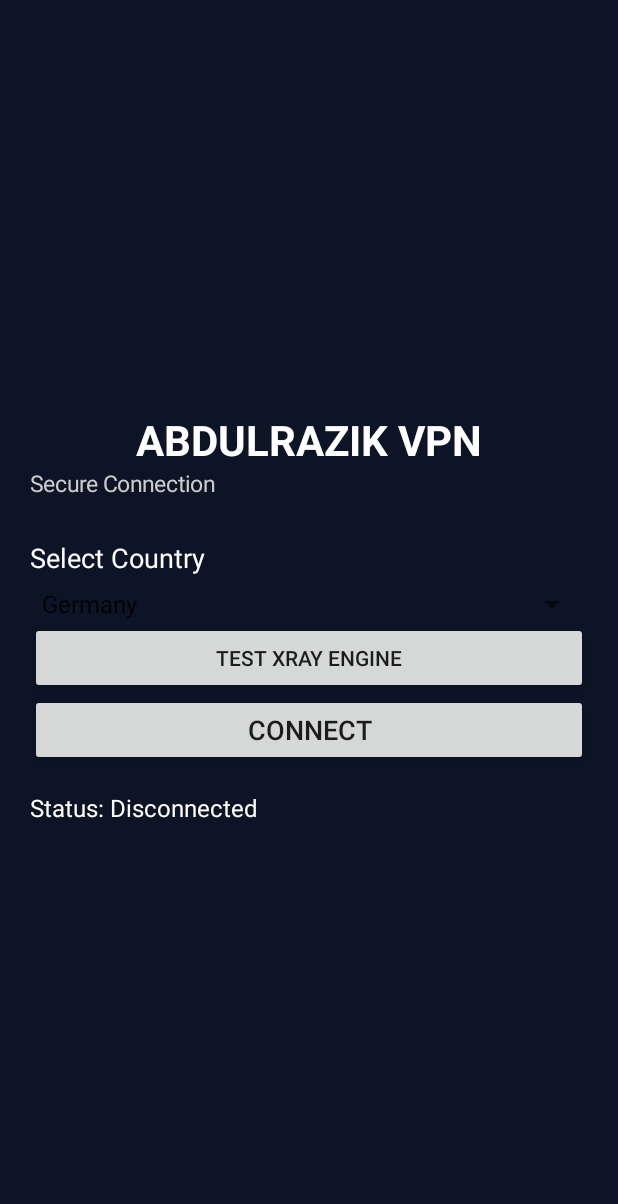
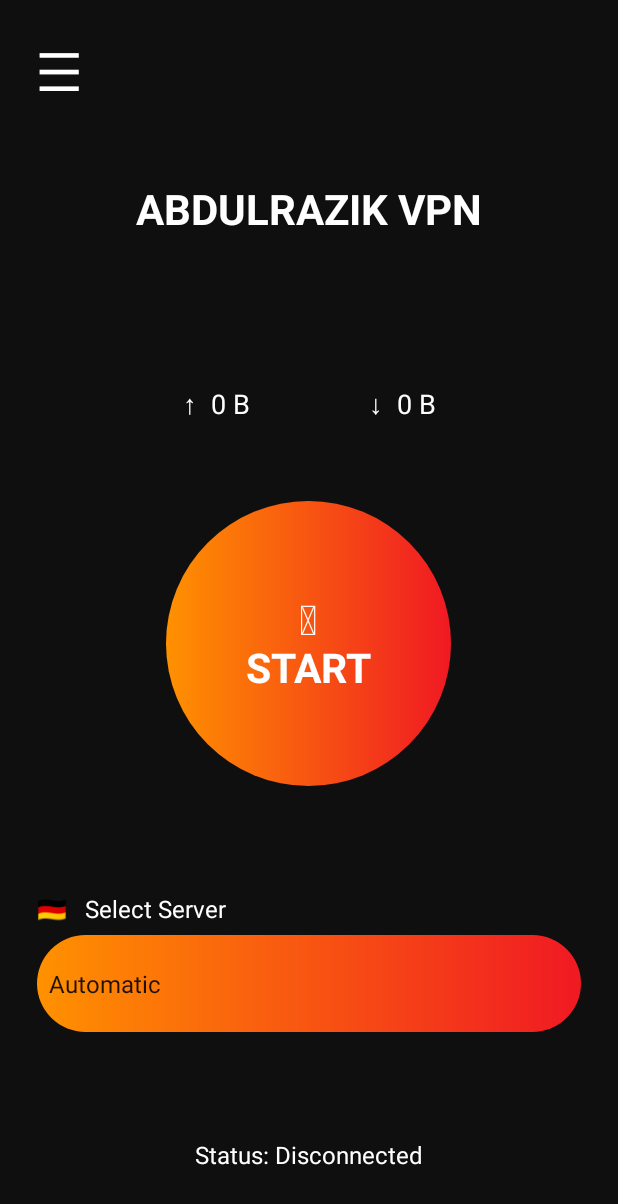
Before and after one commit to reha126p-eng/abdulrazik-vpn, an Android app: the screen it shows after launch (MainActivity), on a phone screen of 412 x 824 dp. Shown: the top 1204 px of the screen. Run offline under Robolectric (Android 15) with nearby library versions, the phone set to English and light mode, and no system bars.

Commit message:
Redesign VPN home screen with power button

```diff
--- a/app/src/main/java/com/abdulrazik/vpn/MainActivity.java
+++ b/app/src/main/java/com/abdulrazik/vpn/MainActivity.java
@@ -5,101 +5,146 @@ import android.net.VpnService;
 import android.content.Intent;
 import android.os.Bundle;
 import android.graphics.Color;
+import android.graphics.Typeface;
+import android.graphics.drawable.GradientDrawable;
 import android.view.Gravity;
+import android.view.View;
 import android.widget.*;
-import android.graphics.Typeface;
 
 public class MainActivity extends Activity {
 
     private static final int VPN_REQUEST_CODE = 100;
-    TextView status;
-    Spinner countries;
+    private TextView status;
+    private TextView powerButton;
+    private Spinner countries;
+
+    private int dp(float value) {
+        return (int) (value * getResources().getDisplayMetrics().density);
+    }
+
+    private GradientDrawable gradient(int color1, int color2, int radius) {
+        GradientDrawable shape = new GradientDrawable(
+            GradientDrawable.Orientation.LEFT_RIGHT,
+            new int[]{color1, color2}
+        );
+        shape.setCornerRadius(dp(radius));
+        return shape;
+    }
+
+    private TextView text(String value, int size, int color) {
+        TextView t = new TextView(this);
+        t.setText(value);
+        t.setTextSize(size);
+        t.setTextColor(color);
+        t.setGravity(Gravity.CENTER);
+        return t;
+    }
 
     @Override
     protected void onCreate(Bundle savedInstanceState) {
         super.onCreate(savedInstanceState);
 
-        LinearLayout layout = new LinearLayout(this);
-        layout.setOrientation(LinearLayout.VERTICAL);
-        layout.setGravity(Gravity.CENTER);
-        layout.setPadding(30, 30, 30, 30);
-        layout.setBackgroundColor(Color.rgb(12, 20, 38));
+        LinearLayout root = new LinearLayout(this);
+        root.setOrientation(LinearLayout.VERTICAL);
+        root.setGravity(Gravity.CENTER_HORIZONTAL);
+        root.setPadding(dp(25), dp(20), dp(25), dp(20));
+        root.setBackgroundColor(Color.rgb(15, 15, 15));
 
-        TextView title = new TextView(this);
-        title.setText("ABDULRAZIK VPN");
-        title.setTextSize(28);
+        TextView menu = text("☰", 35, Color.WHITE);
+        menu.setGravity(Gravity.LEFT | Gravity.CENTER_VERTICAL);
+        root.addView(menu, new LinearLayout.LayoutParams(
+            -1, dp(55)
+        ));
+
+        TextView title = text("ABDULRAZIK VPN", 28, Color.WHITE);
         title.setTypeface(null, Typeface.BOLD);
-        title.setTextColor(Color.WHITE);
-        title.setGravity(Gravity.CENTER);
-        layout.addView(title);
+        LinearLayout.LayoutParams titleParams =
+            new LinearLayout.LayoutParams(-1, dp(100));
+        titleParams.topMargin = dp(15);
+        root.addView(title, titleParams);
 
-        TextView subtitle = new TextView(this);
-        subtitle.setText("Secure Connection");
-        subtitle.setTextColor(Color.LTGRAY);
-        subtitle.setTextSize(15);
-        layout.addView(subtitle);
+        TextView traffic = text("↑  0 B                 ↓  0 B", 18, Color.WHITE);
+        LinearLayout.LayoutParams trafficParams =
+            new LinearLayout.LayoutParams(-1, dp(90));
+        trafficParams.topMargin = dp(35);
+        root.addView(traffic, trafficParams);
 
-        TextView countryLabel = new TextView(this);
-        countryLabel.setText("Select Country");
-        countryLabel.setTextColor(Color.WHITE);
-        countryLabel.setTextSize(18);
-        countryLabel.setPadding(0, 40, 0, 10);
-        layout.addView(countryLabel);
+        powerButton = text("⏻\nSTART", 27, Color.WHITE);
+        powerButton.setTypeface(null, Typeface.BOLD);
+        powerButton.setBackground(gradient(
+            Color.rgb(255, 145, 0),
+            Color.rgb(240, 25, 35),
+            200
+        ));
+        LinearLayout.LayoutParams powerParams =
+            new LinearLayout.LayoutParams(dp(190), dp(190));
+        powerParams.gravity = Gravity.CENTER;
+        powerParams.topMargin = dp(20);
+        powerParams.bottomMargin = dp(65);
+        root.addView(powerButton, powerParams);
 
-        String[] items = {"Germany", "Turkey", "USA", "United Kingdom"};
+        TextView serverLabel = text(
+            "🇩🇪   Select Server", 16, Color.WHITE
+        );
+        serverLabel.setGravity(Gravity.LEFT | Gravity.CENTER_VERTICAL);
+        root.addView(serverLabel, new LinearLayout.LayoutParams(
+            -1, dp(35)
+        ));
+
+        String[] items = {
+            "Automatic",
+            "Germany",
+            "Turkey",
+            "USA",
+            "United Kingdom"
+        };
+
         countries = new Spinner(this);
+        ArrayAdapter<String> adapter = new ArrayAdapter<>(
+            this,
+            android.R.layout.simple_spinner_item,
+            items
+        );
+        adapter.setDropDownViewResource(
+            android.R.layout.simple_spinner_dropdown_item
+        );
+        countries.setAdapter(adapter);
+        countries.setBackground(gradient(
+            Color.rgb(255, 145, 0),
+            Color.rgb(240, 25, 35),
+            35
+        ));
 
-        ArrayAdapter<String> adapter = new ArrayAdapter<>(
-            this, android.R.layout.simple_spinner_item, items);
+        root.addView(countries, new LinearLayout.LayoutParams(
+            -1, dp(65)
+        ));
 
-        adapter.setDropDownViewResource(
-            android.R.layout.simple_spinner_dropdown_item);
+        status = text("Status: Disconnected", 16, Color.WHITE);
+        LinearLayout.LayoutParams statusParams =
+            new LinearLayout.LayoutParams(-1, dp(55));
+        statusParams.topMargin = dp(55);
+        root.addView(status, statusParams);
 
-        countries.setAdapter(adapter);
-        layout.addView(countries);
+        TextView ip = text("IP: Unknown\nLocation: Unknown", 17, Color.WHITE);
+        root.addView(ip, new LinearLayout.LayoutParams(
+            -1, dp(75)
+        ));
 
-        Button test = new Button(this);
-        test.setText("TEST XRAY ENGINE");
-        layout.addView(test);
+        TextView footer = text(
+            "ABDULRAZIK VPN  •  Secure Connection",
+            12, Color.LTGRAY
+        );
+        root.addView(footer, new LinearLayout.LayoutParams(
+            -1, dp(45)
+        ));
 
-        Button connect = new Button(this);
-        connect.setText("CONNECT");
-        connect.setTextSize(18);
-        layout.addView(connect);
+        powerButton.setOnClickListener(v -> requestVpnPermission());
 
-        status = new TextView(this);
-        status.setText("Status: Disconnected");
-        status.setTextColor(Color.WHITE);
-        status.setTextSize(16);
-        status.setPadding(0, 25, 0, 0);
-        layout.addView(status);
+        menu.setOnClickListener(v ->
+            Toast.makeText(this, "ABDULRAZIK VPN", Toast.LENGTH_SHORT).show()
+        );
 
-        test.setOnClickListener(v -> testXray());
-
-        connect.setOnClickListener(v -> requestVpnPermission());
-
-        setContentView(layout);
-    }
-
-    private void testXray() {
-        status.setText("Status: Testing Xray...");
-
-        new Thread(() -> {
-            try {
-                String version = XrayEngine.initialize(
-                    getApplicationContext()
-                );
-
-                runOnUiThread(() ->
-                    status.setText("Xray Ready: " + version)
-                );
-
-            } catch (Throwable e) {
-                runOnUiThread(() ->
-                    status.setText("Xray Error: " + e.getClass().getSimpleName())
-                );
-            }
-        }).start();
+        setContentView(root);
     }
 
     private void requestVpnPermission() {
@@ -108,7 +153,9 @@ public class MainActivity extends Activity {
         if (intent != null) {
             startActivityForResult(intent, VPN_REQUEST_CODE);
         } else {
-            status.setText("Permission granted; server not connected yet");
+            status.setText(
+                "Permission granted; Xray connection is not configured"
+            );
         }
     }
 
@@ -121,7 +168,7 @@ public class MainActivity extends Activity {
         if (requestCode == VPN_REQUEST_CODE) {
             if (resultCode == RESULT_OK) {
                 status.setText(
-                    "VPN permission granted; engine not connected yet"
+                    "Permission granted; Xray connection is not configured"
                 );
             } else {
                 status.setText("VPN permission denied");
```
